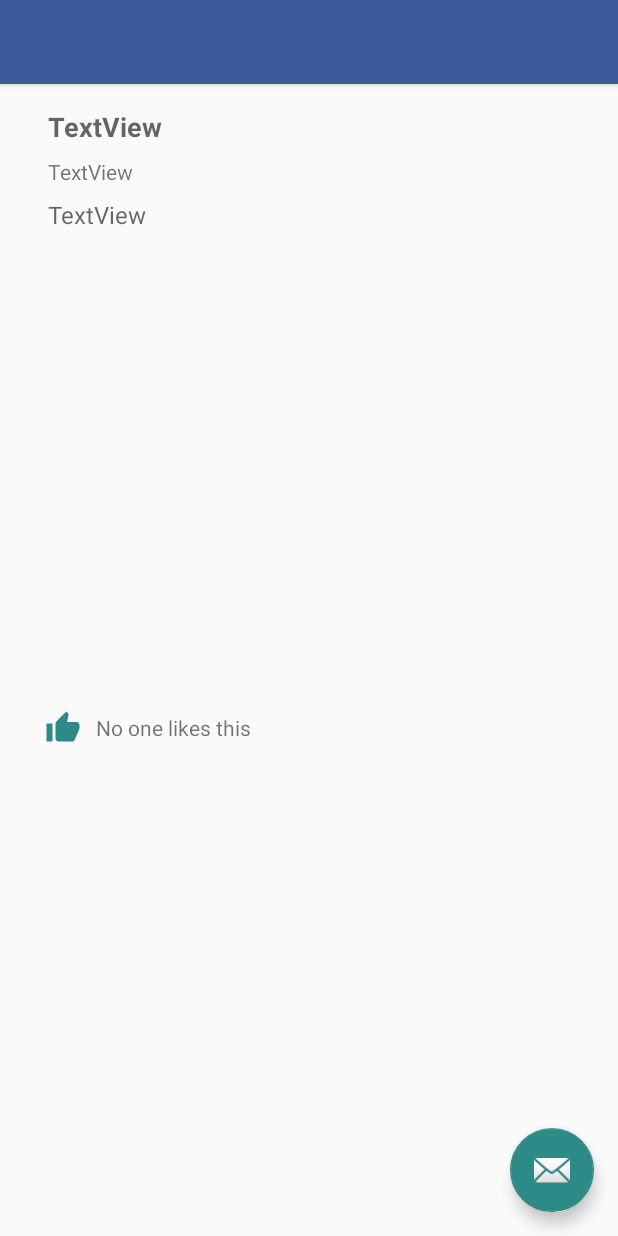
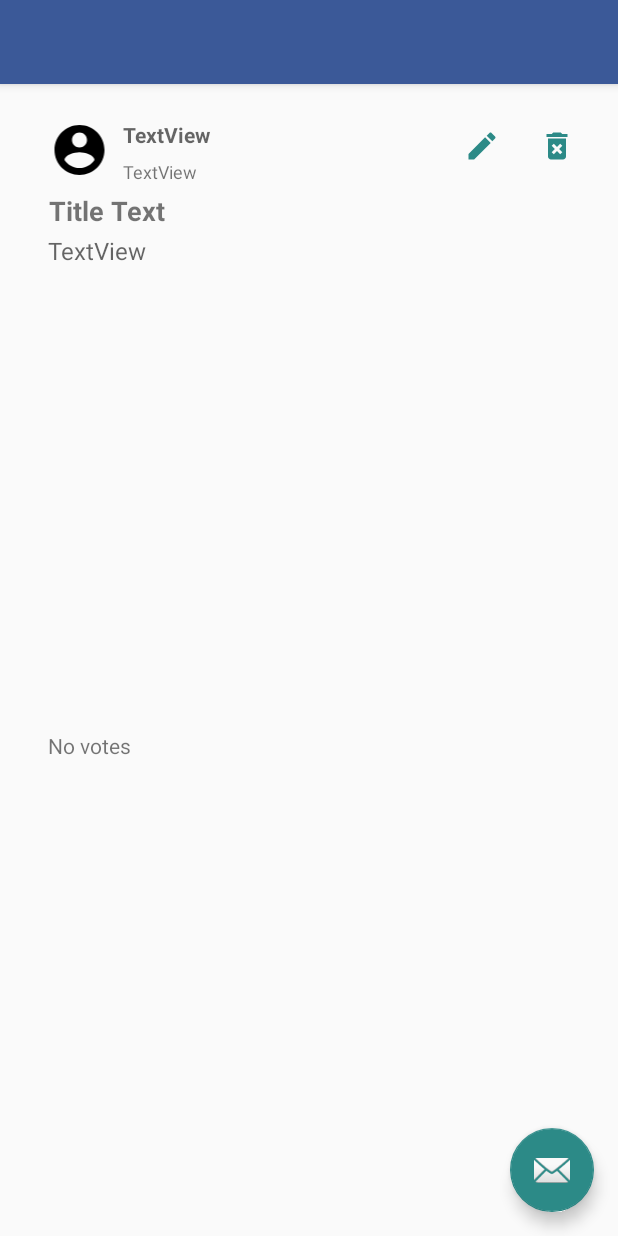
Before and after one commit to fordians-of-the-galaxy/Keeping-Cool, an Android app: the layout activity_list_post_view.xml on its own in the app's theme, with its tools: preview values and no code run, on a phone screen of 412 x 824 dp. Run offline under Robolectric (Android 15) with nearby library versions, the phone set to English and light mode, and no system bars.

Commit message:
UI update to individual posts

```diff
--- a/app/src/main/java/com/fotg/keepingcool/PostAdapter.java
+++ b/app/src/main/java/com/fotg/keepingcool/PostAdapter.java
@@ -60,9 +60,9 @@ public class PostAdapter extends BaseAdapter {
         TextView timeTextView = v.findViewById(R.id.timeView);
         TextView bodyTextView = v.findViewById(R.id.bodyView);
         TextView usernameTextView = v.findViewById(R.id.usernameView);
-        TextView likesDisplay = v.findViewById(R.id.likesText);
+        TextView likesDisplay = v.findViewById(R.id.upvotesText);
 
-        AppCompatImageButton likeButton = v.findViewById(R.id.likeButton);
+        //AppCompatImageButton likeButton = v.findViewById(R.id.likeButton);
         AppCompatImageButton deleteButton = v.findViewById(R.id.deleteButton);
         AppCompatImageButton editButton = v.findViewById(R.id.editButton);
 
@@ -94,12 +94,12 @@ public class PostAdapter extends BaseAdapter {
 
         }
 
-        likeButton.setOnClickListener(new View.OnClickListener() {
-            @Override
-            public void onClick(View v) {
-                postRef.child(postId).child("numberOfLikes").setValue(numberOfLikes + 1);
-            }
-        });
+//        likeButton.setOnClickListener(new View.OnClickListener() {
+//            @Override
+//            public void onClick(View v) {
+//                postRef.child(postId).child("numberOfLikes").setValue(numberOfLikes + 1);
+//            }
+//        });
 
         likesDisplay.setText(numberOfLikes + " people like this");
 
--- /dev/null
+++ b/app/src/main/res/drawable/ic_account_circle_black_24dp.xml
@@ -0,0 +1,9 @@
+<vector xmlns:android="http://schemas.android.com/apk/res/android"
+        android:width="24dp"
+        android:height="24dp"
+        android:viewportWidth="24.0"
+        android:viewportHeight="24.0">
+    <path
+        android:fillColor="#FF000000"
+        android:pathData="M12,2C6.48,2 2,6.48 2,12s4.48,10 10,10 10,-4.48 10,-10S17.52,2 12,2zM12,5c1.66,0 3,1.34 3,3s-1.34,3 -3,3 -3,-1.34 -3,-3 1.34,-3 3,-3zM12,19.2c-2.5,0 -4.71,-1.28 -6,-3.22 0.03,-1.99 4,-3.08 6,-3.08 1.99,0 5.97,1.09 6,3.08 -1.29,1.94 -3.5,3.22 -6,3.22z"/>
+</vector>
--- /dev/null
+++ b/app/src/main/res/drawable/ic_arrow_upward_black_24dp.xml
@@ -0,0 +1,9 @@
+<vector xmlns:android="http://schemas.android.com/apk/res/android"
+        android:width="24dp"
+        android:height="24dp"
+        android:viewportWidth="24.0"
+        android:viewportHeight="24.0">
+    <path
+        android:fillColor="#FF000000"
+        android:pathData="M4,12l1.41,1.41L11,7.83V20h2V7.83l5.58,5.59L20,12l-8,-8 -8,8z"/>
+</vector>
--- a/app/src/main/res/drawable/ic_thumb_up_black_24dp.xml
+++ /dev/null
@@ -1,5 +0,0 @@
-<vector android:height="24dp" android:tint="#2C8A87"
-    android:viewportHeight="24.0" android:viewportWidth="24.0"
-    android:width="24dp" xmlns:android="http://schemas.android.com/apk/res/android">
-    <path android:fillColor="#FF000000" android:pathData="M1,21h4L5,9L1,9v12zM23,10c0,-1.1 -0.9,-2 -2,-2h-6.31l0.95,-4.57 0.03,-0.32c0,-0.41 -0.17,-0.79 -0.44,-1.06L14.17,1 7.59,7.59C7.22,7.95 7,8.45 7,9v10c0,1.1 0.9,2 2,2h9c0.83,0 1.54,-0.5 1.84,-1.22l3.02,-7.05c0.09,-0.23 0.14,-0.47 0.14,-0.73v-1.91l-0.01,-0.01L23,10z"/>
-</vector>
--- a/app/src/main/res/drawable/ic_thumb_up_blue_24dp.xml
+++ /dev/null
@@ -1,5 +0,0 @@
-<vector android:height="24dp" android:tint="#3B5998"
-    android:viewportHeight="24.0" android:viewportWidth="24.0"
-    android:width="24dp" xmlns:android="http://schemas.android.com/apk/res/android">
-    <path android:fillColor="#FF000000" android:pathData="M1,21h4L5,9L1,9v12zM23,10c0,-1.1 -0.9,-2 -2,-2h-6.31l0.95,-4.57 0.03,-0.32c0,-0.41 -0.17,-0.79 -0.44,-1.06L14.17,1 7.59,7.59C7.22,7.95 7,8.45 7,9v10c0,1.1 0.9,2 2,2h9c0.83,0 1.54,-0.5 1.84,-1.22l3.02,-7.05c0.09,-0.23 0.14,-0.47 0.14,-0.73v-1.91l-0.01,-0.01L23,10z"/>
-</vector>
--- a/app/src/main/res/drawable/ic_thumb_up_orange_24dp.xml
+++ /dev/null
@@ -1,5 +0,0 @@
-<vector android:height="24dp" android:tint="#E38D48"
-    android:viewportHeight="24.0" android:viewportWidth="24.0"
-    android:width="24dp" xmlns:android="http://schemas.android.com/apk/res/android">
-    <path android:fillColor="#FF000000" android:pathData="M1,21h4L5,9L1,9v12zM23,10c0,-1.1 -0.9,-2 -2,-2h-6.31l0.95,-4.57 0.03,-0.32c0,-0.41 -0.17,-0.79 -0.44,-1.06L14.17,1 7.59,7.59C7.22,7.95 7,8.45 7,9v10c0,1.1 0.9,2 2,2h9c0.83,0 1.54,-0.5 1.84,-1.22l3.02,-7.05c0.09,-0.23 0.14,-0.47 0.14,-0.73v-1.91l-0.01,-0.01L23,10z"/>
-</vector>
--- a/app/src/main/res/layout/content_list_post_view.xml
+++ b/app/src/main/res/layout/content_list_post_view.xml
@@ -9,17 +9,19 @@
 
     <TextView
         android:id="@+id/timeView"
-        android:layout_width="0dp"
-        android:layout_height="wrap_content"
-        android:layout_marginStart="32dp"
-        android:layout_marginLeft="32dp"
+        android:layout_width="211dp"
+        android:layout_height="14dp"
+        android:layout_marginStart="8dp"
+        android:layout_marginLeft="8dp"
         android:layout_marginTop="8dp"
-        android:layout_marginEnd="16dp"
-        android:layout_marginRight="16dp"
+        android:layout_marginEnd="4dp"
+        android:layout_marginRight="4dp"
         android:text="TextView"
         android:textAppearance="@style/TextAppearance.AppCompat.Small"
+        android:textSize="12sp"
         app:layout_constraintEnd_toStartOf="@+id/editButton"
-        app:layout_constraintStart_toStartOf="parent"
+        app:layout_constraintHorizontal_bias="0.0"
+        app:layout_constraintStart_toEndOf="@+id/imageView"
         app:layout_constraintTop_toBottomOf="@+id/usernameView" />
 
     <TextView
@@ -37,22 +39,20 @@
         app:layout_constraintEnd_toEndOf="parent"
         app:layout_constraintHorizontal_bias="0.0"
         app:layout_constraintStart_toStartOf="parent"
-        app:layout_constraintTop_toBottomOf="@+id/timeView" />
+        app:layout_constraintTop_toBottomOf="@+id/titleTextView" />
 
     <TextView
         android:id="@+id/usernameView"
-        android:layout_width="0dp"
-        android:layout_height="wrap_content"
-        android:layout_marginStart="32dp"
-        android:layout_marginLeft="32dp"
-        android:layout_marginTop="16dp"
-        android:layout_marginEnd="16dp"
-        android:layout_marginRight="16dp"
+        android:layout_width="212dp"
+        android:layout_height="18dp"
+        android:layout_marginStart="8dp"
+        android:layout_marginLeft="8dp"
+        android:layout_marginTop="24dp"
         android:text="TextView"
         android:textAppearance="@style/TextAppearance.AppCompat.Medium"
+        android:textSize="14sp"
         android:textStyle="bold"
-        app:layout_constraintEnd_toStartOf="@+id/editButton"
-        app:layout_constraintStart_toStartOf="parent"
+        app:layout_constraintStart_toEndOf="@+id/imageView"
         app:layout_constraintTop_toTopOf="parent" />
 
     <ImageButton
@@ -61,7 +61,7 @@
         android:layout_height="50dp"
         android:layout_marginTop="16dp"
         android:background="?attr/selectableItemBackground"
-        android:visibility="gone"
+        android:visibility="visible"
         app:layout_constraintEnd_toStartOf="@+id/deleteButton"
         app:layout_constraintTop_toTopOf="parent"
         app:srcCompat="@drawable/ic_edit_black_24dp" />
@@ -75,35 +75,53 @@
         android:layout_marginRight="16dp"
         android:background="?attr/selectableItemBackground"
         android:hapticFeedbackEnabled="true"
-        android:visibility="gone"
+        android:visibility="visible"
         app:layout_constraintEnd_toEndOf="parent"
         app:layout_constraintTop_toTopOf="parent"
         app:srcCompat="@drawable/ic_delete_forever_black_24dp" />
 
-    <ImageButton
-        android:id="@+id/likeButton"
-        android:layout_width="44dp"
-        android:layout_height="44dp"
-        android:layout_marginStart="20dp"
-        android:layout_marginLeft="20dp"
+    <TextView
+        android:id="@+id/upvotesText"
+        android:layout_width="wrap_content"
+        android:layout_height="wrap_content"
+        android:layout_marginStart="32dp"
+        android:layout_marginLeft="32dp"
+        android:layout_marginEnd="8dp"
+        android:layout_marginRight="8dp"
         android:layout_marginBottom="8dp"
-        android:background="?attr/selectableItemBackground"
-        android:padding="10dp"
-        android:scaleType="fitCenter"
+        android:text="@string/numberOfUpvotes"
+        android:textAppearance="@style/TextAppearance.AppCompat.Small"
         app:layout_constraintBottom_toBottomOf="parent"
+        app:layout_constraintEnd_toEndOf="parent"
+        app:layout_constraintHorizontal_bias="0.0"
         app:layout_constraintStart_toStartOf="parent"
-        app:layout_constraintTop_toBottomOf="@+id/bodyView"
-        app:srcCompat="@drawable/ic_thumb_up_black_24dp" />
+        app:layout_constraintTop_toBottomOf="@+id/bodyView" />
+
+    <ImageView
+        android:id="@+id/imageView"
+        android:layout_width="42dp"
+        android:layout_height="40dp"
+        android:layout_marginStart="32dp"
+        android:layout_marginLeft="32dp"
+        android:layout_marginTop="24dp"
+        app:layout_constraintStart_toStartOf="parent"
+        app:layout_constraintTop_toTopOf="parent"
+        app:srcCompat="@drawable/ic_account_circle_black_24dp" />
 
     <TextView
-        android:id="@+id/likesText"
-        android:layout_width="wrap_content"
-        android:layout_height="wrap_content"
-        android:layout_marginBottom="8dp"
-        android:text="@string/numberOfLikes"
-        android:textAppearance="@style/TextAppearance.AppCompat.Small"
-        app:layout_constraintBottom_toBottomOf="parent"
-        app:layout_constraintStart_toEndOf="@+id/likeButton"
-        app:layout_constraintTop_toBottomOf="@+id/bodyView" />
+        android:id="@+id/titleTextView"
+        android:layout_width="209dp"
+        android:layout_height="20dp"
+        android:layout_marginStart="32dp"
+        android:layout_marginLeft="32dp"
+        android:layout_marginTop="8dp"
+        android:layout_marginEnd="170dp"
+        android:layout_marginRight="170dp"
+        android:text="Title Text"
+        android:textSize="18sp"
+        android:textStyle="bold"
+        app:layout_constraintEnd_toEndOf="parent"
+        app:layout_constraintStart_toStartOf="parent"
+        app:layout_constraintTop_toBottomOf="@+id/timeView" />
 
 </androidx.constraintlayout.widget.ConstraintLayout>
--- a/app/src/main/res/values/strings.xml
+++ b/app/src/main/res/values/strings.xml
@@ -1,10 +1,10 @@
 <resources>
     <string name="app_name">Keeping Cool</string>
         <string name="action_settings">Settings</string>
-        <string name="title_activity_list_posts">Your Acebook Feed</string>
-        <string name="title_activity_list_post_view">Your Acebook Feed</string>
+        <string name="title_activity_list_posts">Keeping Cool Forum</string>
+        <string name="title_activity_list_post_view">Keeping Cool Forum</string>
         <string name="post_body_hint">What\'s on your mind?</string>
-        <string name="post_button">Post to Middle-Earth</string>
+        <string name="post_button">Post</string>
         <string name="update_button">Submit Update</string>
         <string name="title_activity_create_post">Create post</string>
         <string name="login_button">Login</string>
@@ -12,5 +12,5 @@
         <string name="logout_button">Logout</string>
         <string name="post_delete_button">Delete</string>
         <string name="messenger">Messenger</string>
-        <string name="numberOfLikes">No one likes this</string>
+        <string name="numberOfUpvotes">No votes</string>
 </resources>
```
